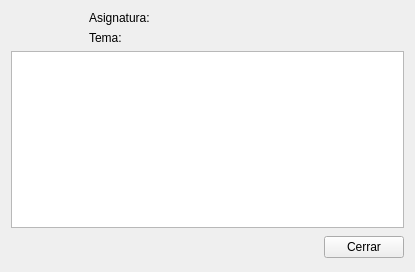
LuisCOD369/AskMe, file resultadosform.ui: the form before one commit.
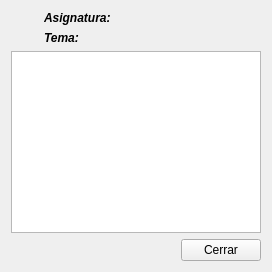
The form after the commit.

Commit message: Ventana creditos terminado

```diff
--- a/resultadosform.ui
+++ b/resultadosform.ui
@@ -6,10 +6,16 @@
    <rect>
     <x>0</x>
     <y>0</y>
-    <width>415</width>
+    <width>272</width>
     <height>272</height>
    </rect>
   </property>
+  <property name="minimumSize">
+   <size>
+    <width>255</width>
+    <height>0</height>
+   </size>
+  </property>
   <property name="windowTitle">
    <string>Resultados</string>
   </property>
@@ -17,12 +23,10 @@
    <string notr="true"/>
   </property>
   <layout class="QGridLayout" name="gridLayout">
-   <item row="4" column="0">
-    <widget class="QLabel" name="lblScore">
+   <item row="0" column="2">
+    <widget class="QLabel" name="lblAsignatura">
      <property name="font">
       <font>
-       <family>Source Code Pro</family>
-       <pointsize>15</pointsize>
        <italic>true</italic>
        <bold>true</bold>
       </font>
@@ -34,25 +38,17 @@
    </item>
    <item row="2" column="1">
     <widget class="QLabel" name="label_3">
+     <property name="font">
+      <font>
+       <italic>true</italic>
+       <bold>true</bold>
+      </font>
+     </property>
      <property name="text">
       <string>Tema:</string>
      </property>
     </widget>
    </item>
-   <item row="2" column="2">
-    <widget class="QLabel" name="lblTema">
-     <property name="text">
-      <string/>
-     </property>
-    </widget>
-   </item>
-   <item row="0" column="1">
-    <widget class="QLabel" name="label">
-     <property name="text">
-      <string>Asignatura:</string>
-     </property>
-    </widget>
-   </item>
    <item row="4" column="4">
     <widget class="QPushButton" name="btnCerrar">
      <property name="text">
@@ -60,15 +56,62 @@
      </property>
     </widget>
    </item>
-   <item row="0" column="2">
-    <widget class="QLabel" name="lblAsignatura">
+   <item row="0" column="1">
+    <widget class="QLabel" name="label">
+     <property name="font">
+      <font>
+       <italic>true</italic>
+       <bold>true</bold>
+      </font>
+     </property>
+     <property name="text">
+      <string>Asignatura:</string>
+     </property>
+    </widget>
+   </item>
+   <item row="2" column="2">
+    <widget class="QLabel" name="lblTema">
+     <property name="font">
+      <font>
+       <italic>true</italic>
+       <bold>true</bold>
+      </font>
+     </property>
      <property name="text">
       <string/>
      </property>
     </widget>
    </item>
    <item row="3" column="0" colspan="5">
-    <widget class="QTableWidget" name="tblResultados"/>
+    <widget class="QTableWidget" name="tblResultados">
+     <property name="maximumSize">
+      <size>
+       <width>254</width>
+       <height>16777215</height>
+      </size>
+     </property>
+    </widget>
+   </item>
+   <item row="4" column="0" colspan="2">
+    <widget class="QLabel" name="lblScore">
+     <property name="font">
+      <font>
+       <family>Source Code Pro</family>
+       <pointsize>11</pointsize>
+       <italic>true</italic>
+       <bold>true</bold>
+      </font>
+     </property>
+     <property name="styleSheet">
+      <string notr="true">alternate-background-color: rgb(0, 0, 0);</string>
+     </property>
+     <property name="text">
+      <string/>
+     </property>
+     <property name="scaledContents">
+      <bool>true</bool>
+     </property>
+    </widget>
    </item>
   </layout>
  </widget>
```
The commit also changes 4 other files.
